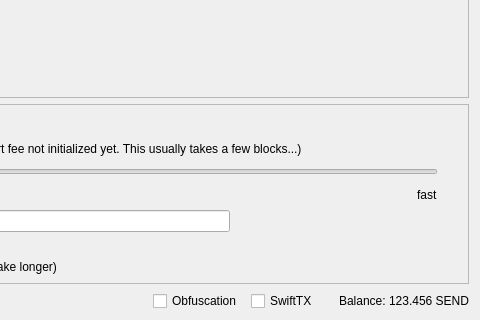
Qt form src/qt/forms/sendcoinsdialog.ui (SocialSend/SocialSend) before a commit; both pictures show x 370 to 850 and y 290 to 610 of the 850 by 610 pixel window.
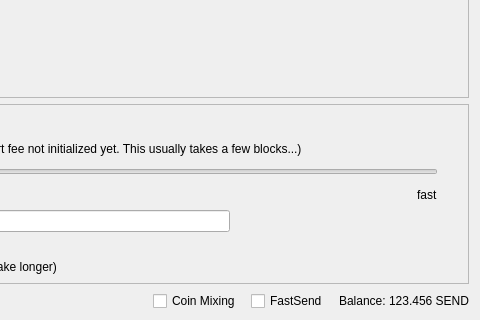
The same form after that commit. Icons and pictures are not drawn. Custom widgets are drawn as their Qt base class.

What changed in the file:
```diff
--- a/src/qt/forms/sendcoinsdialog.ui
+++ b/src/qt/forms/sendcoinsdialog.ui
@@ -1393,7 +1393,7 @@
           </size>
          </property>
          <property name="text">
-          <string>Obfuscation</string>
+          <string>Coin Mixing</string>
          </property>
          <property name="checked">
           <bool>false</bool>
@@ -1412,7 +1412,7 @@
           </size>
          </property>
          <property name="text">
-          <string>SwiftTX</string>
+          <string>FastSend</string>
          </property>
         </widget>
        </item>
```
